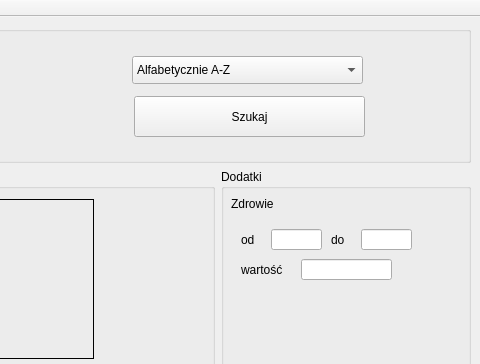
Old version of the form mainwindow.ui in the repository marcinwozniak0/BakcylProgramowania_2020; both pictures show x 725 to 1205 and y 0 to 364 of the 1205 by 800 pixel window.
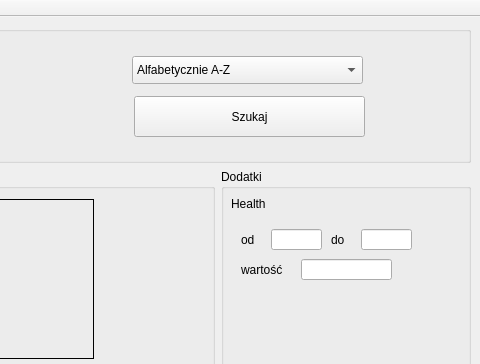
New version of the form. The open tabs and pages were chosen to show the change.

Commit message: Change of Polish variable names to English

The edit to the form file:
```diff
--- a/mainwindow.ui
+++ b/mainwindow.ui
@@ -220,7 +220,7 @@
           </rect>
          </property>
          <property name="text">
-          <string>Zdrowie</string>
+          <string>Health</string>
          </property>
         </widget>
         <widget class="QLabel" name="label_7">
```
Left out of the diff: 44 changed lines with no effect on the pictures. The commit also changes 2 other files.
